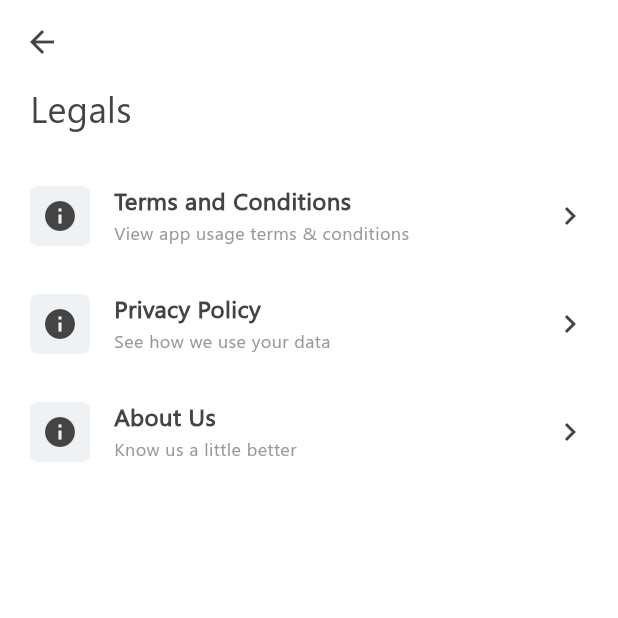
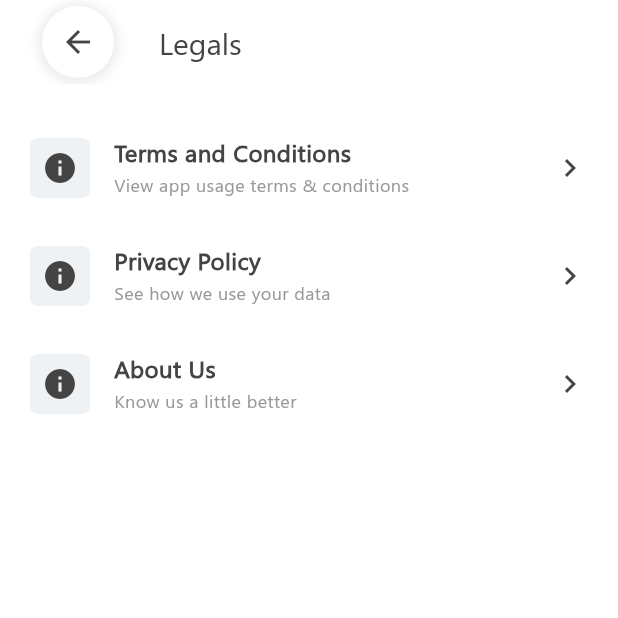
Before and after one commit to BekaHaile/Taxiye-Driver-Flutter, a Flutter app: the LegalsPage screen opened by its route, on a phone screen of 412 x 824 dp, the top half of it. Run offline on Flutter 3.47's test engine with Material 2 defaults, Android fonts, the phone set to English and light mode, and no system bars; our stand-ins replace cached_network_image, contacts_service, dio, dotted_border, flutter_dotenv, flutter_rating_bar and 14 more; accounts and stored records are empty; network calls fail.

Commit message:
Worked on BackButton for driver appBars

```diff
--- a/lib/shared/translations/en_us_translation.dart
+++ b/lib/shared/translations/en_us_translation.dart
@@ -215,6 +215,7 @@ final Map<String, String> enUs = {
   'send': 'Send',
 
   // Earnings strings
+  'earning_details': 'Earning Details',
   'earnings': 'Earnings',
   'distance': 'Distance',
   'time': 'Time',
--- a/lib/ui/pages/earnings/earnings_page.dart
+++ b/lib/ui/pages/earnings/earnings_page.dart
@@ -4,6 +4,7 @@ import 'package:get/get.dart';
 import 'package:google_maps_flutter/google_maps_flutter.dart';
 import 'package:taxiye_driver/shared/theme/app_theme.dart';
 import 'package:taxiye_driver/ui/controllers/earnings_controller.dart';
+import 'package:taxiye_driver/ui/widgets/back_appbar.dart';
 import 'package:taxiye_driver/ui/widgets/even_card.dart';
 import 'package:taxiye_driver/ui/widgets/white_appbar.dart';
 import 'package:taxiye_driver/utils/constants.dart';
@@ -14,13 +15,14 @@ class EarningsPage extends GetView<EarningsController> {
   @override
   Widget build(BuildContext context) {
     return Scaffold(
-      appBar: const WhiteAppBar(),
+      appBar: BackAppBar(title: 'earning_details'.tr),
       body: SingleChildScrollView(
         physics: const BouncingScrollPhysics(),
         child: Padding(
           padding: const EdgeInsets.fromLTRB(20.0, 0.0, 20.0, 20.0),
           child: Column(
             children: [
+              const SizedBox(height: 20.0),
               Container(
                 height: 170.0,
                 decoration: BoxDecoration(
--- a/lib/ui/pages/legals/legals_page.dart
+++ b/lib/ui/pages/legals/legals_page.dart
@@ -2,10 +2,9 @@ import 'package:flutter/material.dart';
 import 'package:get/get.dart';
 import 'package:taxiye_driver/core/models/common_models.dart';
 import 'package:taxiye_driver/shared/routes/app_pages.dart';
-import 'package:taxiye_driver/shared/theme/app_theme.dart';
 import 'package:taxiye_driver/ui/controllers/legals_controller.dart';
 import 'package:taxiye_driver/ui/pages/common/option_tiles.dart';
-import 'package:taxiye_driver/ui/widgets/white_appbar.dart';
+import 'package:taxiye_driver/ui/widgets/back_appbar.dart';
 
 class LegalsPage extends GetView<LegalsController> {
   const LegalsPage({Key? key}) : super(key: key);
@@ -13,19 +12,12 @@ class LegalsPage extends GetView<LegalsController> {
   @override
   Widget build(BuildContext context) {
     return Scaffold(
-      appBar: const WhiteAppBar(),
+      appBar: BackAppBar(title: 'legals'.tr),
       body: Padding(
         padding: const EdgeInsets.fromLTRB(20.0, 0.0, 20.0, 20.0),
         child: Column(
           crossAxisAlignment: CrossAxisAlignment.start,
           children: [
-            Text(
-              'legals'.tr,
-              style: AppTheme.body.copyWith(
-                fontSize: 24.0,
-                fontWeight: FontWeight.w400,
-              ),
-            ),
             const SizedBox(height: 20.0),
             ListView.builder(
               shrinkWrap: true,
--- /dev/null
+++ b/lib/ui/widgets/back_appbar.dart
@@ -0,0 +1,64 @@
+import 'package:flutter/material.dart';
+import 'package:get/get.dart';
+import 'package:taxiye_driver/shared/theme/app_theme.dart';
+import 'package:taxiye_driver/ui/widgets/even_card.dart';
+
+class BackAppBar extends StatelessWidget implements PreferredSizeWidget {
+  const BackAppBar({
+    Key? key,
+    this.title = '',
+    this.titleAlign = TextAlign.start,
+    this.actions,
+    this.onTitleTapCallback,
+  }) : super(key: key);
+
+  final String title;
+  final TextAlign titleAlign;
+  final List<Widget>? actions;
+  final VoidCallback? onTitleTapCallback;
+
+  @override
+  Size get preferredSize => const Size.fromHeight(kToolbarHeight);
+
+  @override
+  Widget build(BuildContext context) {
+    return AppBar(
+      automaticallyImplyLeading: false,
+      title: Row(
+        children: [
+          GestureDetector(
+            child: EvenCard(
+              borderRadius: const Radius.circular(32.0),
+              child: const Padding(
+                padding: EdgeInsets.all(12.0),
+                child: Icon(Icons.arrow_back),
+              ),
+            ),
+            onTap: () {
+              Get.back();
+              // controller.step = 1.obs;
+            },
+          ),
+          const SizedBox(width: 18.0),
+          Expanded(
+            child: Text(
+              title,
+              textAlign: titleAlign,
+              style: const TextStyle(
+                color: AppTheme.darkTextColor,
+                fontSize: 20,
+              ),
+            ),
+          )
+        ],
+      ),
+      elevation: 0.0,
+      actions: actions,
+      backgroundColor: Colors.transparent,
+      brightness: Brightness.light,
+      iconTheme: const IconThemeData(
+        color: AppTheme.darkTextColor,
+      ),
+    );
+  }
+}
```
Also changed, not shown: lib/ui/pages/profile/emergency_contacts_page.dart (+2 -6 lines), lib/ui/pages/profile/profile_info_page.dart (+2 -6 lines), lib/ui/pages/profile/profile_page.dart (+2 -6 lines), lib/ui/pages/promotion/coupons_page.dart (+2 -8 lines), lib/ui/pages/promotion/exchange_points_page.dart (+2 -5 lines), lib/ui/pages/promotion/promo_detail_page.dart (+2 -5 lines), lib/ui/pages/promotion/promotions_page.dart (+2 -8 lines), lib/ui/pages/promotion/refer_friend_page.dart (+2 -5 lines), lib/ui/pages/settings/privacy_setting_page.dart (+2 -6 lines), lib/ui/pages/settings/settings_page.dart (+2 -9 lines), lib/ui/pages/wallet/wallet_transfer_page.dart (+2 -5 lines).
